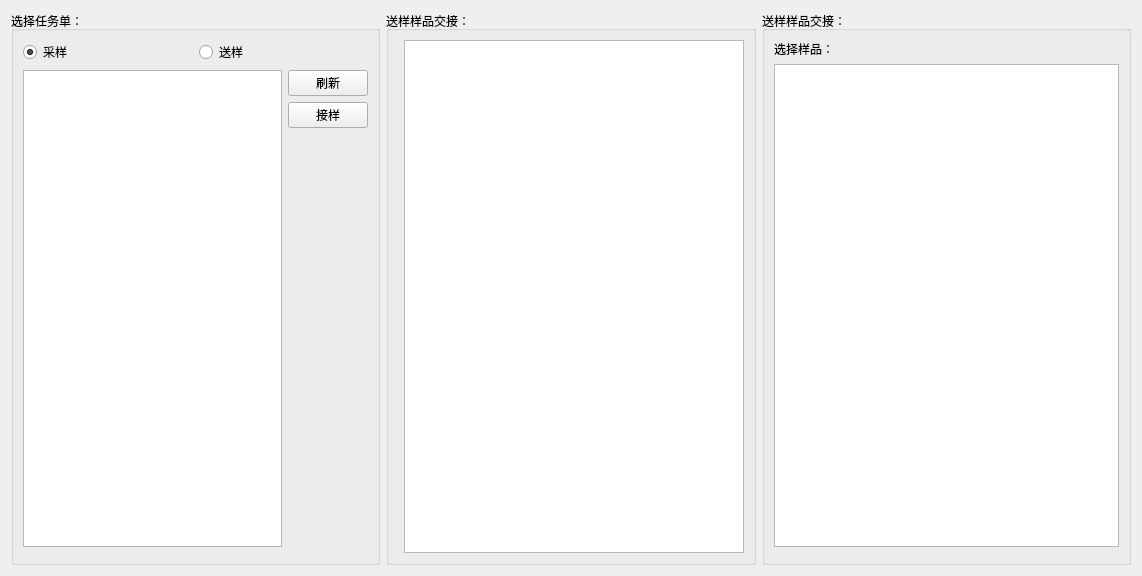
Old version of the form src/TaskSheetManager/samplecirculationui.ui in the repository hcc01/ELIMS.
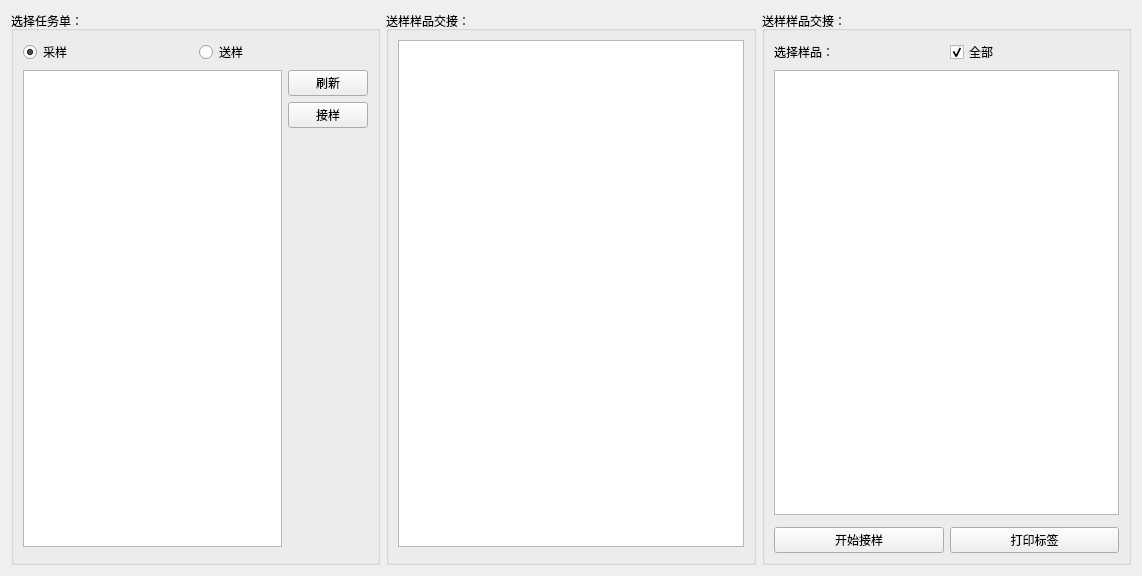
New version of the form. Custom widgets are drawn as their Qt base class.

```diff
--- a/src/TaskSheetManager/samplecirculationui.ui
+++ b/src/TaskSheetManager/samplecirculationui.ui
@@ -19,7 +19,7 @@
      <property name="title">
       <string>选择任务单：</string>
      </property>
-     <layout class="QVBoxLayout" name="verticalLayout">
+     <layout class="QVBoxLayout" name="verticalLayout_4">
       <item>
        <layout class="QHBoxLayout" name="horizontalLayout">
         <item>
@@ -90,13 +90,13 @@
      <property name="title">
       <string>送样样品交接：</string>
      </property>
-     <layout class="QHBoxLayout" name="horizontalLayout_2">
-      <item>
-       <widget class="SqlPageControleUI" name="pageCtrl_2" native="true"/>
-      </item>
+     <layout class="QVBoxLayout" name="verticalLayout_3">
       <item>
        <widget class="MyTableView" name="tableView_2"/>
       </item>
+      <item>
+       <widget class="SqlPageControleUI" name="pageCtrl_2" native="true"/>
+      </item>
      </layout>
     </widget>
    </item>
@@ -105,13 +105,27 @@
      <property name="title">
       <string>送样样品交接：</string>
      </property>
-     <layout class="QVBoxLayout" name="verticalLayout_3">
+     <layout class="QVBoxLayout" name="verticalLayout">
       <item>
-       <widget class="QLabel" name="label">
-        <property name="text">
-         <string>选择样品：</string>
-        </property>
-       </widget>
+       <layout class="QHBoxLayout" name="horizontalLayout_5">
+        <item>
+         <widget class="QLabel" name="label">
+          <property name="text">
+           <string>选择样品：</string>
+          </property>
+         </widget>
+        </item>
+        <item>
+         <widget class="QCheckBox" name="checkBox">
+          <property name="text">
+           <string>全部</string>
+          </property>
+          <property name="checked">
+           <bool>true</bool>
+          </property>
+         </widget>
+        </item>
+       </layout>
       </item>
       <item>
        <widget class="MyTableView" name="tableView_3"/>
@@ -119,6 +133,24 @@
       <item>
        <widget class="SqlPageControleUI" name="pageCtrl_3" native="true"/>
       </item>
+      <item>
+       <layout class="QHBoxLayout" name="horizontalLayout_2">
+        <item>
+         <widget class="QPushButton" name="deliveryReceiveBtn">
+          <property name="text">
+           <string>开始接样</string>
+          </property>
+         </widget>
+        </item>
+        <item>
+         <widget class="QPushButton" name="pushButton_2">
+          <property name="text">
+           <string>打印标签</string>
+          </property>
+         </widget>
+        </item>
+       </layout>
+      </item>
      </layout>
     </widget>
    </item>
```
